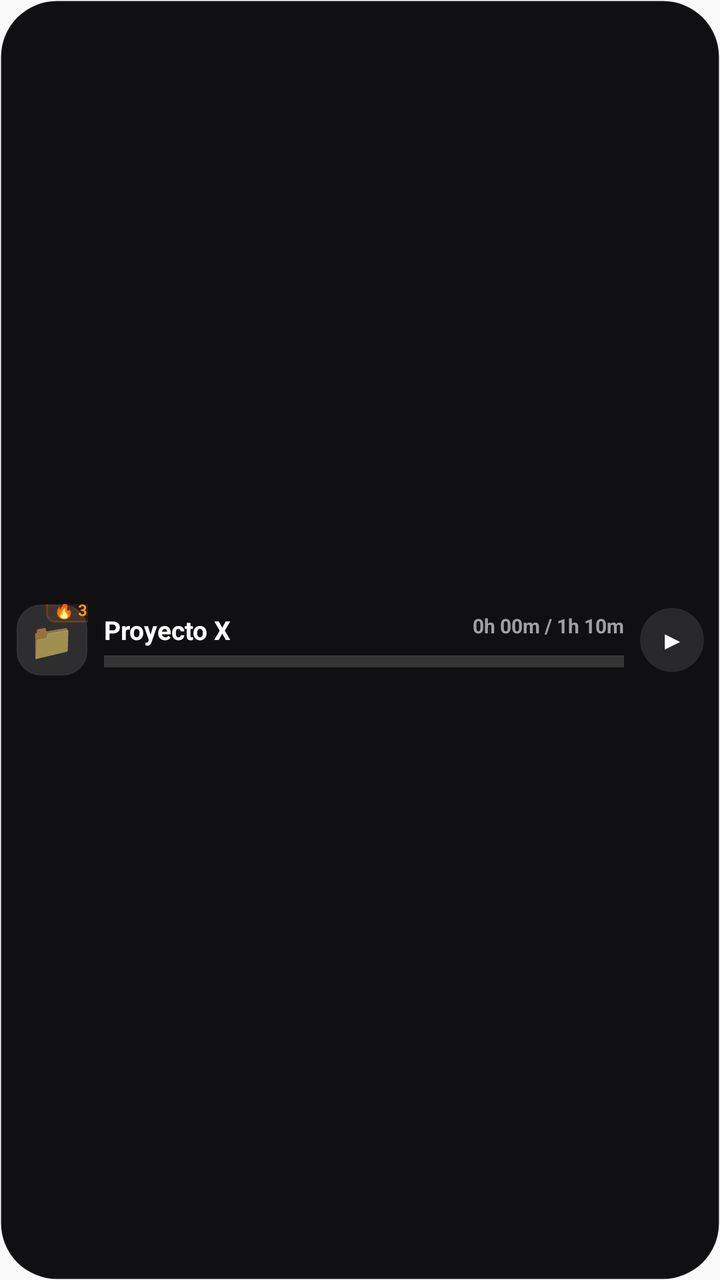
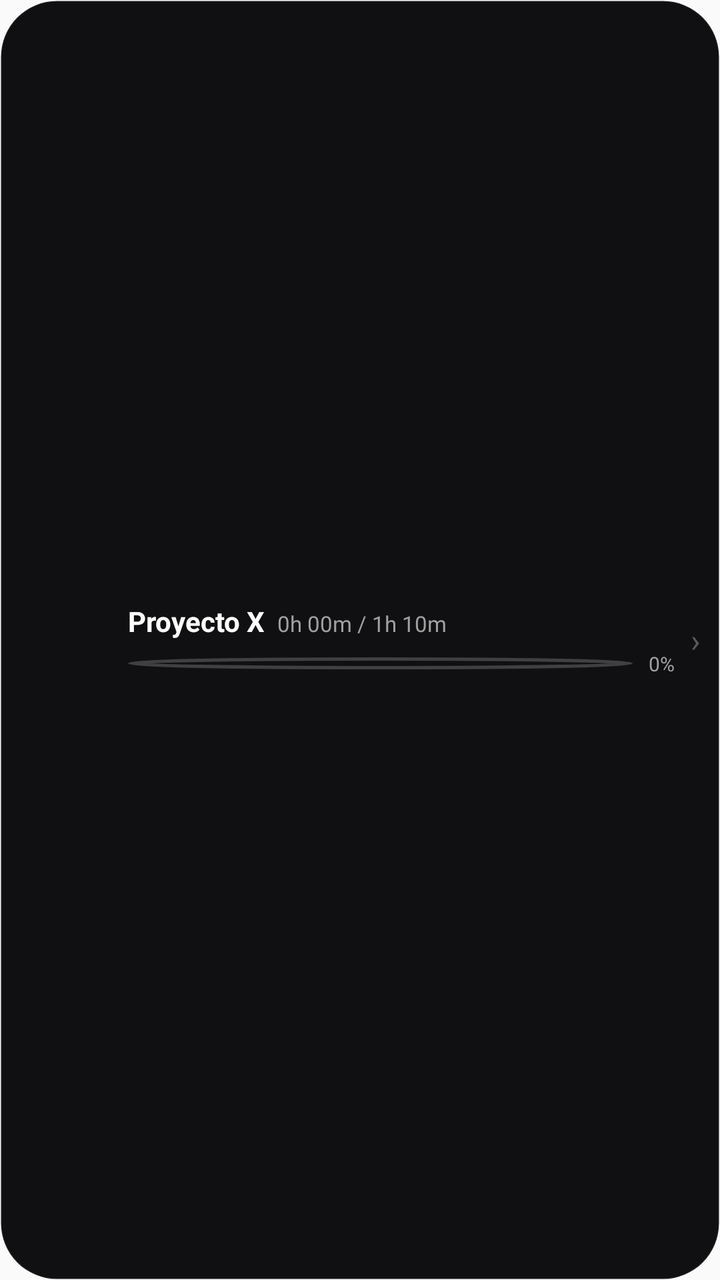

Two renders of the same Android screen: before a commit and after it. Below are the layout's source before the change and the commit's diff.
<!-- AndroidManifest.xml: application theme AppTheme -->
<!-- res/layout/widget_project_progress.xml -->
<?xml version="1.0" encoding="utf-8"?>
<FrameLayout xmlns:android="http://schemas.android.com/apk/res/android"
    android:layout_width="match_parent"
    android:layout_height="match_parent">

    
    <ImageView
        android:id="@+id/project_background_image"
        android:layout_width="match_parent"
        android:layout_height="match_parent"
        android:scaleType="fitXY"
        android:src="@drawable/widget_background" />

    
    <LinearLayout
        android:id="@+id/project_unconfigured_layout"
        android:layout_width="match_parent"
        android:layout_height="match_parent"
        android:gravity="center"
        android:orientation="vertical"
        android:padding="8dp"
        android:visibility="gone">

        <Button
            android:id="@+id/btn_select_project"
            android:layout_width="wrap_content"
            android:layout_height="wrap_content"
            android:text="Selecciona el proyecto"
            android:textColor="#FFFFFF"
            android:textSize="12sp"
            android:textStyle="bold"
            android:backgroundTint="#26FFFFFF"
            android:textAllCaps="false" />

    </LinearLayout>

    
    <RelativeLayout
        android:id="@+id/project_configured_layout"
        android:layout_width="match_parent"
        android:layout_height="match_parent"
        android:padding="8dp"
        android:visibility="visible">

        
        <ImageView
            android:id="@+id/project_glow_background"
            android:layout_width="match_parent"
            android:layout_height="match_parent"
            android:scaleType="fitXY"
            android:visibility="visible" />

        <LinearLayout
            android:layout_width="match_parent"
            android:layout_height="match_parent"
            android:gravity="center_vertical"
            android:orientation="horizontal">

            
            <RelativeLayout
                android:layout_width="wrap_content"
                android:layout_height="wrap_content"
                android:layout_marginEnd="8dp">

                <FrameLayout
                    android:id="@+id/project_icon_container"
                    android:layout_width="36dp"
                    android:layout_height="36dp"
                    android:background="@drawable/widget_icon_container_bg">

                    <TextView
                        android:id="@+id/project_icon_emoji"
                        android:layout_width="wrap_content"
                        android:layout_height="wrap_content"
                        android:layout_gravity="center"
                        android:text="📁"
                        android:textSize="18sp" />

                </FrameLayout>

                
                <TextView
                    android:id="@+id/project_streak_badge"
                    android:layout_width="wrap_content"
                    android:layout_height="wrap_content"
                    android:layout_alignTop="@id/project_icon_container"
                    android:layout_alignEnd="@id/project_icon_container"
                    android:layout_marginTop="-4dp"
                    android:layout_marginEnd="-4dp"
                    android:background="@drawable/widget_streak_badge_bg"
                    android:textColor="#FF9800"
                    android:textSize="8sp"
                    android:textStyle="bold"
                    android:paddingStart="4dp"
                    android:paddingEnd="4dp"
                    android:paddingTop="1dp"
                    android:paddingBottom="1dp"
                    android:text="🔥 3"
                    android:visibility="visible" />

            </RelativeLayout>

            
            <LinearLayout
                android:layout_width="0dp"
                android:layout_height="wrap_content"
                android:layout_weight="1"
                android:orientation="vertical">

                <RelativeLayout
                    android:layout_width="match_parent"
                    android:layout_height="wrap_content">

                    <TextView
                        android:id="@+id/project_title"
                        android:layout_width="wrap_content"
                        android:layout_height="wrap_content"
                        android:layout_alignParentStart="true"
                        android:textColor="#FFFFFF"
                        android:textSize="13sp"
                        android:textStyle="bold"
                        android:maxLines="1"
                        android:ellipsize="end"
                        android:text="Proyecto X" />

                    <TextView
                        android:id="@+id/project_time_fraction"
                        android:layout_width="wrap_content"
                        android:layout_height="wrap_content"
                        android:layout_alignParentEnd="true"
                        android:textColor="#A0A0A0"
                        android:textSize="10sp"
                        android:textStyle="bold"
                        android:text="0h 00m / 1h 10m" />

                </RelativeLayout>

                
                <FrameLayout
                    android:layout_width="match_parent"
                    android:layout_height="6dp"
                    android:layout_marginTop="4dp"
                    android:background="#26FFFFFF">

                    <ImageView
                        android:id="@+id/project_progress_bar_fill"
                        android:layout_width="0dp"
                        android:layout_height="match_parent"
                        android:scaleType="fitXY"
                        android:background="#6366f1" />

                </FrameLayout>

            </LinearLayout>

            
            <FrameLayout
                android:id="@+id/project_play_btn"
                android:layout_width="32dp"
                android:layout_height="32dp"
                android:layout_marginStart="8dp"
                android:background="@drawable/widget_refresh_bg"
                android:clickable="true">
                <TextView
                    android:layout_width="wrap_content"
                    android:layout_height="wrap_content"
                    android:layout_gravity="center"
                    android:text="▶"
                    android:textColor="#FFFFFF"
                    android:textSize="12sp"
                    android:textStyle="bold" />
            </FrameLayout>

        </LinearLayout>

    </RelativeLayout>

</FrameLayout>
<!-- resources referenced by this layout -->
<resources>
  <!-- drawable widget_background (drawable) -->
  <?xml version="1.0" encoding="utf-8"?>
  <shape xmlns:android="http://schemas.android.com/apk/res/android"
      android:shape="rectangle">
      <solid android:color="#F0020204" />
      <corners android:radius="28dp" />
      <stroke
          android:width="1dp"
          android:color="#0DFFFFFF" />
  </shape>
  <!-- drawable widget_icon_container_bg (drawable) -->
  <?xml version="1.0" encoding="utf-8"?>
  <shape xmlns:android="http://schemas.android.com/apk/res/android"
      android:shape="rectangle">
      <solid android:color="#20FFFFFF" />
      <corners android:radius="12dp" />
      <stroke
          android:width="1dp"
          android:color="#0DFFFFFF" />
  </shape>
  <!-- drawable widget_refresh_bg (drawable) -->
  <?xml version="1.0" encoding="utf-8"?>
  <shape xmlns:android="http://schemas.android.com/apk/res/android"
      android:shape="oval">
      <solid android:color="#1AFFFFFF" />
      <size
          android:width="32dp"
          android:height="32dp" />
  </shape>
  <!-- drawable widget_streak_badge_bg (drawable) -->
  <?xml version="1.0" encoding="utf-8"?>
  <shape xmlns:android="http://schemas.android.com/apk/res/android"
      android:shape="rectangle">
      <solid android:color="#1Af97316" />
      <corners android:radius="4dp" />
      <stroke
          android:width="1dp"
          android:color="#33f97316" />
  </shape>
  <style name="AppTheme" parent="Theme.AppCompat.Light.DarkActionBar">
          
          <item name="colorPrimary">@color/colorPrimary</item>
          <item name="colorPrimaryDark">@color/colorPrimaryDark</item>
          <item name="colorAccent">@color/colorAccent</item>
      </style>
</resources>

<!-- the commit's change to res/layout/widget_project_progress.xml (unified diff, before → after) -->
@@ -39,7 +39,7 @@
         android:id="@+id/project_configured_layout"
         android:layout_width="match_parent"
         android:layout_height="match_parent"
-        android:padding="8dp"
+        android:padding="10dp"
         android:visibility="visible">
 
         
@@ -47,8 +47,7 @@
             android:id="@+id/project_glow_background"
             android:layout_width="match_parent"
             android:layout_height="match_parent"
-            android:scaleType="fitXY"
-            android:visibility="visible" />
+            android:scaleType="fitXY" />
 
         <LinearLayout
             android:layout_width="match_parent"
@@ -57,48 +56,21 @@
             android:orientation="horizontal">
 
             
-            <RelativeLayout
-                android:layout_width="wrap_content"
-                android:layout_height="wrap_content"
-                android:layout_marginEnd="8dp">
+            <FrameLayout
+                android:id="@+id/project_play_btn"
+                android:layout_width="44dp"
+                android:layout_height="44dp"
+                android:layout_marginEnd="10dp"
+                android:clickable="true"
+                android:focusable="true">
 
-                <FrameLayout
-                    android:id="@+id/project_icon_container"
-                    android:layout_width="36dp"
-                    android:layout_height="36dp"
-                    android:background="@drawable/widget_icon_container_bg">
+                <ImageView
+                    android:id="@+id/project_play_image"
+                    android:layout_width="match_parent"
+                    android:layout_height="match_parent"
+                    android:scaleType="fitXY" />
 
-                    <TextView
-                        android:id="@+id/project_icon_emoji"
-                        android:layout_width="wrap_content"
-                        android:layout_height="wrap_content"
-                        android:layout_gravity="center"
-                        android:text="📁"
-                        android:textSize="18sp" />
-
-                </FrameLayout>
-
-                
-                <TextView
-                    android:id="@+id/project_streak_badge"
-                    android:layout_width="wrap_content"
-                    android:layout_height="wrap_content"
-                    android:layout_alignTop="@id/project_icon_container"
-                    android:layout_alignEnd="@id/project_icon_container"
-                    android:layout_marginTop="-4dp"
-                    android:layout_marginEnd="-4dp"
-                    android:background="@drawable/widget_streak_badge_bg"
-                    android:textColor="#FF9800"
-                    android:textSize="8sp"
-                    android:textStyle="bold"
-                    android:paddingStart="4dp"
-                    android:paddingEnd="4dp"
-                    android:paddingTop="1dp"
-                    android:paddingBottom="1dp"
-                    android:text="🔥 3"
-                    android:visibility="visible" />
-
-            </RelativeLayout>
+            </FrameLayout>
 
             
             <LinearLayout
@@ -107,72 +79,81 @@
                 android:layout_weight="1"
                 android:orientation="vertical">
 
-                <RelativeLayout
+                
+                <LinearLayout
                     android:layout_width="match_parent"
-                    android:layout_height="wrap_content">
+                    android:layout_height="wrap_content"
+                    android:orientation="horizontal"
+                    android:gravity="bottom">
 
                     <TextView
                         android:id="@+id/project_title"
                         android:layout_width="wrap_content"
                         android:layout_height="wrap_content"
-                        android:layout_alignParentStart="true"
                         android:textColor="#FFFFFF"
-                        android:textSize="13sp"
+                        android:textSize="14sp"
                         android:textStyle="bold"
                         android:maxLines="1"
                         android:ellipsize="end"
-                        android:text="Proyecto X" />
+                        android:text="Proyecto X"
+                        android:layout_marginEnd="6dp" />
 
                     <TextView
                         android:id="@+id/project_time_fraction"
                         android:layout_width="wrap_content"
                         android:layout_height="wrap_content"
-                        android:layout_alignParentEnd="true"
+                        android:textColor="#A0A0A0"
+                        android:textSize="11sp"
+                        android:text="0h 00m / 1h 10m" />
+
+                </LinearLayout>
+
+                
+                <LinearLayout
+                    android:layout_width="match_parent"
+                    android:layout_height="wrap_content"
+                    android:orientation="horizontal"
+                    android:gravity="center_vertical"
+                    android:layout_marginTop="5dp">
+
+                    <FrameLayout
+                        android:layout_width="0dp"
+                        android:layout_height="6dp"
+                        android:layout_weight="1"
+                        android:background="@drawable/widget_subtask_unchecked">
+
+                        <ImageView
+                            android:id="@+id/project_progress_bar_fill"
+                            android:layout_width="match_parent"
+                            android:layout_height="match_parent"
+                            android:scaleType="fitXY" />
+
+                    </FrameLayout>
+
+                    <TextView
+                        android:id="@+id/project_percentage_text"
+                        android:layout_width="wrap_content"
+                        android:layout_height="wrap_content"
                         android:textColor="#A0A0A0"
                         android:textSize="10sp"
-                        android:textStyle="bold"
-                        android:text="0h 00m / 1h 10m" />
+                        android:layout_marginStart="8dp"
+                        android:text="0%" />
 
-                </RelativeLayout>
-
-                
-                <FrameLayout
-                    android:layout_width="match_parent"
-                    android:layout_height="6dp"
-                    android:layout_marginTop="4dp"
-                    android:background="#26FFFFFF">
-
-                    <ImageView
-                        android:id="@+id/project_progress_bar_fill"
-                        android:layout_width="0dp"
-                        android:layout_height="match_parent"
-                        android:scaleType="fitXY"
-                        android:background="#6366f1" />
-
-                </FrameLayout>
+                </LinearLayout>
 
             </LinearLayout>
 
             
-            <FrameLayout
-                android:id="@+id/project_play_btn"
-                android:layout_width="32dp"
-                android:layout_height="32dp"
+            <TextView
+                android:id="@+id/project_chevron"
+                android:layout_width="wrap_content"
+                android:layout_height="wrap_content"
                 android:layout_marginStart="8dp"
-                android:background="@drawable/widget_refresh_bg"
-                android:clickable="true">
-                <TextView
-                    android:layout_width="wrap_content"
-                    android:layout_height="wrap_content"
-                    android:layout_gravity="center"
-                    android:text="▶"
-                    android:textColor="#FFFFFF"
-                    android:textSize="12sp"
-                    android:textStyle="bold" />
-            </FrameLayout>
+                android:textColor="#4DFFFFFF"
+                android:textSize="16sp"
+                android:text="›" />
 
         </LinearLayout>
 
     </RelativeLayout>
-
 </FrameLayout>
<!-- resource entries referenced after the edit -->
@@ -10,34 +10,17 @@
           android:width="1dp"
           android:color="#0DFFFFFF" />
   </shape>
-  <!-- drawable widget_icon_container_bg (drawable) -->
-  <?xml version="1.0" encoding="utf-8"?>
-  <shape xmlns:android="http://schemas.android.com/apk/res/android"
-      android:shape="rectangle">
-      <solid android:color="#20FFFFFF" />
-      <corners android:radius="12dp" />
-      <stroke
-          android:width="1dp"
-          android:color="#0DFFFFFF" />
-  </shape>
-  <!-- drawable widget_refresh_bg (drawable) -->
+  <!-- drawable widget_subtask_unchecked (drawable) -->
   <?xml version="1.0" encoding="utf-8"?>
   <shape xmlns:android="http://schemas.android.com/apk/res/android"
       android:shape="oval">
-      <solid android:color="#1AFFFFFF" />
+      <solid android:color="#00000000" />
+      <stroke
+          android:width="1.5dp"
+          android:color="#33FFFFFF" />
       <size
-          android:width="32dp"
-          android:height="32dp" />
-  </shape>
-  <!-- drawable widget_streak_badge_bg (drawable) -->
-  <?xml version="1.0" encoding="utf-8"?>
-  <shape xmlns:android="http://schemas.android.com/apk/res/android"
-      android:shape="rectangle">
-      <solid android:color="#1Af97316" />
-      <corners android:radius="4dp" />
-      <stroke
-          android:width="1dp"
-          android:color="#33f97316" />
+          android:width="18dp"
+          android:height="18dp" />
   </shape>
   <style name="AppTheme" parent="Theme.AppCompat.Light.DarkActionBar">
           
